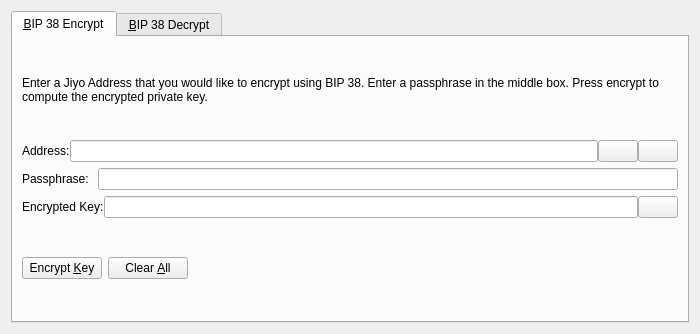
Qt form src/qt/forms/bip38tooldialog.ui (jiyocommunity/jiyox) before a commit.
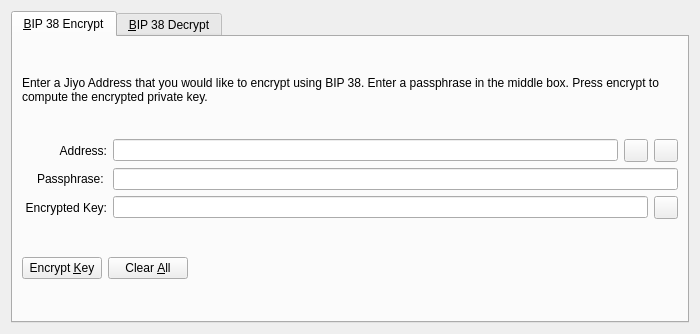
The same form after that commit. The open tabs and pages were chosen to show the change. Icons and pictures are not drawn. Custom widgets are drawn as their Qt base class.

```diff
--- a/src/qt/forms/bip38tooldialog.ui
+++ b/src/qt/forms/bip38tooldialog.ui
@@ -42,11 +42,17 @@
        </item>
        <item>
         <layout class="QHBoxLayout" name="horizontalLayout_1_ENC">
-         <property name="spacing">
-          <number>0</number>
-         </property>
          <item>
           <widget class="QLabel" name="label_5">
+           <property name="alignment">
+            <set>Qt::AlignRight|Qt::AlignTrailing|Qt::AlignVCenter</set>
+           </property>
+           <property name="minimumSize">
+            <size>
+             <width>85</width>
+             <height>0</height>
+            </size>
+           </property>
            <property name="text">
             <string>Address:</string>
            </property>
@@ -60,7 +66,7 @@
           </widget>
          </item>
          <item>
-          <widget class="QPushButton" name="addressBookButton_ENC">
+          <widget class="QToolButton" name="addressBookButton_ENC">
            <property name="toolTip">
             <string>Choose previously used address</string>
            </property>
@@ -74,13 +80,10 @@
            <property name="shortcut">
             <string>Alt+A</string>
            </property>
-           <property name="autoDefault">
-            <bool>false</bool>
-           </property>
           </widget>
          </item>
          <item>
-          <widget class="QPushButton" name="pasteButton_ENC">
+          <widget class="QToolButton" name="pasteButton_ENC">
            <property name="toolTip">
             <string>Paste address from clipboard</string>
            </property>
@@ -94,9 +97,6 @@
            <property name="shortcut">
             <string>Alt+P</string>
            </property>
-           <property name="autoDefault">
-            <bool>false</bool>
-           </property>
           </widget>
          </item>
         </layout>
@@ -105,6 +105,15 @@
         <layout class="QHBoxLayout" name="horizontalLayout_5">
          <item>
           <widget class="QLabel" name="label_6">
+           <property name="alignment">
+            <set>Qt::AlignRight|Qt::AlignTrailing|Qt::AlignVCenter</set>
+           </property>
+           <property name="minimumSize">
+            <size>
+             <width>85</width>
+             <height>0</height>
+            </size>
+           </property>
            <property name="text">
             <string>Passphrase: </string>
            </property>
@@ -121,11 +130,17 @@
        </item>
        <item>
         <layout class="QHBoxLayout" name="horizontalLayout_2_ENC">
-         <property name="spacing">
-          <number>0</number>
-         </property>
          <item>
           <widget class="QLabel" name="encryptedKeyLabel_ENC">
+           <property name="alignment">
+            <set>Qt::AlignRight|Qt::AlignTrailing|Qt::AlignVCenter</set>
+           </property>
+           <property name="minimumSize">
+            <size>
+             <width>85</width>
+             <height>0</height>
+            </size>
+           </property>
            <property name="text">
             <string>Encrypted Key:</string>
            </property>
@@ -147,7 +162,7 @@
           </widget>
          </item>
          <item>
-          <widget class="QPushButton" name="copyKeyButton_ENC">
+          <widget class="QToolButton" name="copyKeyButton_ENC">
            <property name="toolTip">
             <string>Copy the current signature to the system clipboard</string>
            </property>
@@ -158,9 +173,6 @@
             <iconset resource="../jiyo.qrc">
              <normaloff>:/icons/editcopy</normaloff>:/icons/editcopy</iconset>
            </property>
-           <property name="autoDefault">
-            <bool>false</bool>
-           </property>
           </widget>
          </item>
         </layout>
```
Left out of the diff: 64 changed lines with no effect on the pictures.
